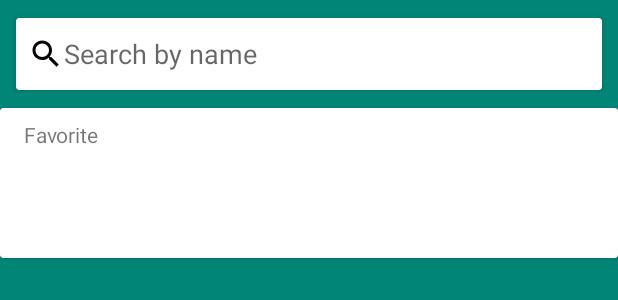
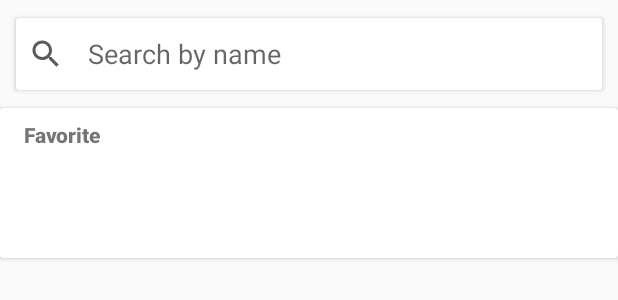
Before and after one commit to gedu/random_contacts, an Android app: the layout activity_home_contact_list.xml on its own in the app's theme, with its tools: preview values and no code run, on a phone screen of 412 x 824 dp. Shown: the top 300 px of the screen. Run offline under Robolectric (Android 15) with nearby library versions, the phone set to English and light mode, and no system bars.

```diff
--- a/SweatContacts/app/src/main/res/drawable/ic_search_black.xml
+++ b/SweatContacts/app/src/main/res/drawable/ic_search_black.xml
@@ -1,4 +1,5 @@
 <vector xmlns:android="http://schemas.android.com/apk/res/android"
+        android:alpha="0.64"
         android:width="24dp"
         android:height="24dp"
         android:viewportWidth="24.0"
--- a/SweatContacts/app/src/main/res/layout/activity_home_contact_list.xml
+++ b/SweatContacts/app/src/main/res/layout/activity_home_contact_list.xml
@@ -5,70 +5,8 @@
         xmlns:app="http://schemas.android.com/apk/res-auto"
         android:layout_width="match_parent"
         android:layout_height="match_parent"
-        android:background="@color/colorPrimary"
         tools:context=".home.HomeContactListActivity">
 
-    <android.support.v7.widget.CardView
-            android:id="@+id/toolbar_search"
-            android:layout_width="match_parent"
-            android:layout_height="@dimen/toolbar_height"
-            app:contentPadding="8dp"
-            app:cardUseCompatPadding="true"
-            android:layout_marginTop="8dp"
-            app:layout_constraintStart_toStartOf="parent"
-            android:layout_marginStart="8dp"
-            app:layout_constraintEnd_toEndOf="parent" android:layout_marginEnd="8dp"
-            app:layout_constraintTop_toTopOf="parent">
-
-        <EditText
-                android:layout_width="match_parent"
-                android:layout_height="match_parent"
-                android:background="@null"
-                android:drawableStart="@drawable/ic_search_black"
-                android:hint="@string/search_contact_hint"
-                android:inputType="text" tools:ignore="Autofill"/>
-
-    </android.support.v7.widget.CardView>
-
-    <android.support.v7.widget.CardView
-            android:layout_width="match_parent"
-            android:layout_height="100dp"
-            android:id="@+id/favorite_container"
-            app:layout_constraintStart_toStartOf="parent"
-            app:layout_constraintEnd_toEndOf="parent"
-            app:layout_constraintTop_toBottomOf="@+id/toolbar_search"
-            android:layout_marginTop="8dp">
-
-        <LinearLayout
-                android:layout_width="match_parent"
-                android:layout_height="match_parent"
-                android:orientation="vertical">
-
-            <TextView
-                    android:layout_width="match_parent"
-                    android:layout_height="wrap_content"
-                    android:padding="8dp"
-                    android:paddingStart="16dp"
-                    android:paddingEnd="16dp"
-                    android:text="@string/favorite"/>
-
-            <android.support.v7.widget.RecyclerView
-                    android:id="@+id/favorite_list"
-                    android:layout_width="match_parent"
-                    android:layout_height="match_parent"/>
-
-        </LinearLayout>
-
-    </android.support.v7.widget.CardView>
-
-    <com.teddy.sweatcontacts.common.widget.InfiniteRecyclerView
-            android:id="@+id/contact_list"
-            android:layout_width="match_parent"
-            android:layout_height="0dp"
-            android:paddingTop="8dp"
-            app:layout_constraintBottom_toBottomOf="parent"
-            android:paddingBottom="8dp"
-            app:layout_constraintTop_toBottomOf="@+id/favorite_container"
-            app:layout_constraintStart_toStartOf="parent" app:layout_constraintEnd_toEndOf="parent"/>
+    <include layout="@layout/main_contact_content"/>
 
 </android.support.constraint.ConstraintLayout>
--- /dev/null
+++ b/SweatContacts/app/src/main/res/layout/main_contact_content.xml
@@ -0,0 +1,5 @@
+<?xml version="1.0" encoding="utf-8"?>
+<merge xmlns:app="http://schemas.android.com/apk/res-auto" xmlns:android="http://schemas.android.com/apk/res/android"
+       xmlns:tools="http://schemas.android.com/tools" tools:showIn="@layout/activity_home_contact_list">
+    <include layout="@layout/single_home_main_content"/>
+</merge>
--- /dev/null
+++ b/SweatContacts/app/src/main/res/layout/single_home_main_content.xml
@@ -0,0 +1,72 @@
+<?xml version="1.0" encoding="utf-8"?>
+<merge xmlns:app="http://schemas.android.com/apk/res-auto" xmlns:android="http://schemas.android.com/apk/res/android"
+       xmlns:tools="http://schemas.android.com/tools" tools:showIn="@layout/main_contact_content">
+
+
+    <android.support.v7.widget.CardView
+            android:id="@+id/toolbar_search"
+            android:layout_width="match_parent"
+            android:layout_height="@dimen/toolbar_height"
+            app:contentPadding="8dp"
+            app:cardUseCompatPadding="true"
+            android:layout_marginTop="8dp"
+            app:layout_constraintStart_toStartOf="parent"
+            android:layout_marginStart="8dp"
+            app:layout_constraintEnd_toEndOf="parent" android:layout_marginEnd="8dp"
+            app:layout_constraintTop_toTopOf="parent">
+
+        <EditText
+                android:layout_width="match_parent"
+                android:layout_height="match_parent"
+                android:background="@null"
+                android:drawablePadding="16dp"
+                android:drawableStart="@drawable/ic_search_black"
+                android:hint="@string/search_contact_hint"
+                android:inputType="text" tools:ignore="Autofill"/>
+
+    </android.support.v7.widget.CardView>
+
+    <android.support.v7.widget.CardView
+            android:layout_width="match_parent"
+            android:layout_height="100dp"
+            android:id="@+id/favorite_container"
+            app:layout_constraintStart_toStartOf="parent"
+            app:layout_constraintEnd_toEndOf="parent"
+            app:layout_constraintTop_toBottomOf="@+id/toolbar_search"
+            android:layout_marginTop="8dp">
+
+        <LinearLayout
+                android:layout_width="match_parent"
+                android:layout_height="match_parent"
+                android:orientation="vertical">
+
+            <TextView
+                    android:layout_width="match_parent"
+                    android:layout_height="wrap_content"
+                    android:padding="8dp"
+                    android:paddingStart="16dp"
+                    android:paddingEnd="16dp"
+                    android:fontFamily="sans-serif-black"
+                    android:text="@string/favorite"/>
+
+            <android.support.v7.widget.RecyclerView
+                    android:id="@+id/favorite_list"
+                    android:layout_width="match_parent"
+                    android:layout_height="match_parent"/>
+
+        </LinearLayout>
+
+    </android.support.v7.widget.CardView>
+
+    <com.teddy.sweatcontacts.common.widget.InfiniteRecyclerView
+            android:id="@+id/contact_list"
+            android:layout_width="match_parent"
+            android:layout_height="0dp"
+            android:paddingTop="8dp"
+            app:layout_constraintBottom_toBottomOf="parent"
+            android:paddingBottom="8dp"
+            app:layout_constraintTop_toBottomOf="@+id/favorite_container"
+            app:layout_constraintStart_toStartOf="parent" app:layout_constraintEnd_toEndOf="parent"/>
+
+
+</merge>
--- /dev/null
+++ b/SweatContacts/app/src/main/res/values-sw600dp/booleans.xml
@@ -0,0 +1,4 @@
+<?xml version="1.0" encoding="utf-8"?>
+<resources>
+    <bool name="dual_panel">true</bool>
+</resources>
--- /dev/null
+++ b/SweatContacts/app/src/main/res/values/booleans.xml
@@ -0,0 +1,4 @@
+<?xml version="1.0" encoding="utf-8"?>
+<resources>
+    <bool name="dual_panel">false</bool>
+</resources>
```
Also changed, not shown: SweatContacts/app/src/main/java/com/teddy/sweatcontacts/home/HomeContactListActivity.kt (+14 -1 lines), SweatContacts/app/src/main/res/layout-sw600dp/main_contact_content.xml (added, +30 -0 lines).
